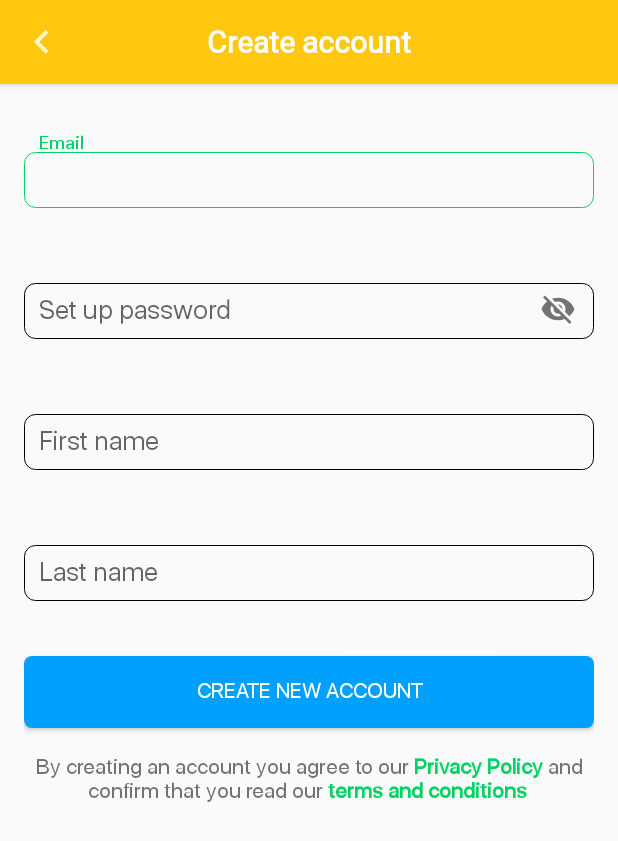
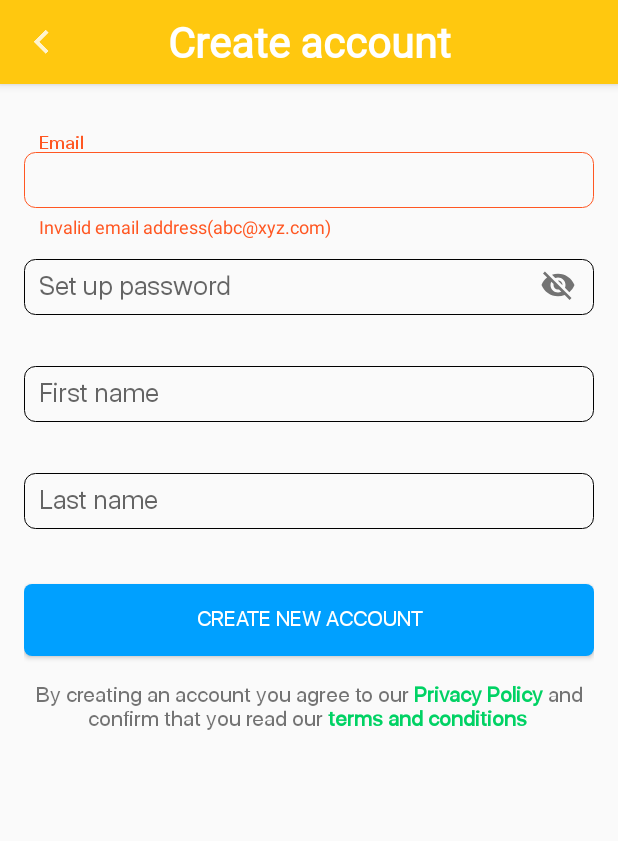
Before and after one commit to Abhijit-Scale-Up-Vision/EPoints_Android, an Android app: the SignUpActivity screen opened directly, with no data from a screen before it, after a tap on an icon or button, on a phone screen of 412 x 824 dp. Shown: the top 841 px of the screen. Run offline under Robolectric (Android 15) with nearby library versions, the phone set to English and light mode, and no system bars; our stand-ins replace ButterKnife, Dagger/Hilt's generated code; libraries missing offline, so code that uses them is left out: com.google.firebase.crash; 1 statement that could not run was skipped.

Commit message:
Final Commit Sprint 1(Demo1).

```diff
--- a/app/src/main/java/com/scaleup/epoints/login/signup/SignUpActivity.java
+++ b/app/src/main/java/com/scaleup/epoints/login/signup/SignUpActivity.java
@@ -1,12 +1,17 @@
 package com.scaleup.epoints.login.signup;
 
 import android.content.Intent;
+import android.graphics.Color;
+import android.graphics.drawable.ColorDrawable;
 import android.os.Build;
 import android.os.Bundle;
 import android.support.design.widget.TextInputLayout;
+import android.support.v7.app.AlertDialog;
 import android.support.v7.app.AppCompatActivity;
 import android.support.v7.widget.Toolbar;
+import android.text.Editable;
 import android.text.Html;
+import android.text.TextWatcher;
 import android.util.Patterns;
 import android.view.View;
 import android.view.animation.Animation;
@@ -32,11 +37,12 @@ import javax.inject.Inject;
 
 import butterknife.BindView;
 import butterknife.ButterKnife;
+import butterknife.OnTextChanged;
 import retrofit2.Call;
 import retrofit2.Callback;
 import retrofit2.Response;
 
-public class SignUpActivity extends AppCompatActivity implements SignUpActivityMVP.View {
+public class SignUpActivity extends AppCompatActivity implements SignUpActivityMVP.View, TextWatcher, View.OnFocusChangeListener {
 
     @Inject
     SignUpActivityMVP.Presenter presenter;
@@ -104,6 +110,15 @@ public class SignUpActivity extends AppCompatActivity implements SignUpActivityM
 
             }
         });
+
+        email.addTextChangedListener(this);
+        password.addTextChangedListener(this);
+        firstName.addTextChangedListener(this);
+        lastName.addTextChangedListener(this);
+        email.setOnFocusChangeListener(this);
+        password.setOnFocusChangeListener(this);
+        firstName.setOnFocusChangeListener(this);
+        lastName.setOnFocusChangeListener(this);
 
     }
 
@@ -239,7 +254,8 @@ public class SignUpActivity extends AppCompatActivity implements SignUpActivityM
                     checkOutEmail();}
 
                 else if(response.code()==400){
-                    Toast.makeText(SignUpActivity.this, "User already registered.", Toast.LENGTH_SHORT).show();
+                   // Toast.makeText(SignUpActivity.this, "User already registered.", Toast.LENGTH_SHORT).show();
+                    createDialog();
                 }
             }
 
@@ -280,7 +296,81 @@ public class SignUpActivity extends AppCompatActivity implements SignUpActivityM
     }
 
     @Override
+    public void createDialog() {
+        AlertDialog.Builder alertDialogBuilder = new AlertDialog.Builder(SignUpActivity.this);
+
+        View child = getLayoutInflater().inflate(R.layout.dialog_box, null);
+        alertDialogBuilder.setView(child);
+
+        AlertDialog alertDialog = alertDialogBuilder.create();
+        alertDialog.getWindow().setBackgroundDrawable(new ColorDrawable(Color.TRANSPARENT));
+
+        alertDialog.show();
+
+    }
+
+    @Override
     public void onBackPressed() {
         super.onBackPressed();
     }
+
+    @Override
+    public void beforeTextChanged(CharSequence s, int start, int count, int after) {
+
+    }
+
+    @Override
+    public void onTextChanged(CharSequence s, int start, int before, int count) {
+        boolean valid = true;
+        Pattern pattern;
+        String PASSWORD_PATTERN  = "^(?=.*[0-9])(?=.*[a-z])(?=.*[A-Z])(?=.*[@#$%^&+=])(?=\\S+$).{8,15}$";
+        pattern = Pattern.compile(PASSWORD_PATTERN);
+
+        if (email.hasFocus()&&(getEmail().isEmpty() || !Patterns.EMAIL_ADDRESS.matcher(getEmail()).matches())) {
+            //email.setError("Please enter valid email address");
+            tilEmail.setError(getString(R.string.text_email_error));
+            valid = false;
+
+        }else if(email.hasFocus() && valid){tilEmail.setError(null);
+        signUpUser();}
+       /*   (?=.*[0-9]) a digit must occur at least once
+            (?=.*[a-z]) a lower case letter must occur at least once
+            (?=.*[A-Z]) an upper case letter must occur at least once
+            (?=.*[@#$%^&+=]) a special character must occur at least once
+            (?=\\S+$) no whitespace allowed in the entire string
+            .{8,} at least 8 characters*/
+
+        if (password.hasFocus() && (getPassword().isEmpty() || !pattern.matcher(getPassword()).matches())) {
+            //password.setError("Please enter valid password");
+            tilPassword.setError(getString(R.string.text_password_error));
+            valid = false;
+        }else if(password.hasFocus() && valid){
+            tilPassword.setError(null);
+        }
+        if (firstName.hasFocus()&&(getFirstName().isEmpty())) {
+            //firstName.setError("Please enter firstname");
+            tilFirstName.setError(getString(R.string.text_firstName_error));
+            valid = false;
+        }else if(firstName.hasFocus() && valid){
+            tilFirstName.setError(null);
+        }
+        if (lastName.hasFocus() && (getLastName().isEmpty())) {
+            //lastName.setError("Please enter lastname");
+            tilLastName.setError(getString(R.string.text_lastName_error));
+            valid = false;
+        }else if(lastName.hasFocus() && valid){
+            tilLastName.setError(null);
+        }
+
+    }
+
+    @Override
+    public void afterTextChanged(Editable s) {
+
+    }
+
+    @Override
+    public void onFocusChange(View v, boolean hasFocus) {
+
+    }
 }
--- a/app/src/main/java/com/scaleup/epoints/login/signup/SignUpActivityMVP.java
+++ b/app/src/main/java/com/scaleup/epoints/login/signup/SignUpActivityMVP.java
@@ -37,6 +37,8 @@ public interface SignUpActivityMVP {
         void slideUp();
 
         void clearText();
+
+        void createDialog();
     }
 
     interface Presenter {
--- a/app/src/main/java/com/scaleup/epoints/login/signup/SignUpActivityPresenter.java
+++ b/app/src/main/java/com/scaleup/epoints/login/signup/SignUpActivityPresenter.java
@@ -73,6 +73,5 @@ public class SignUpActivityPresenter implements SignUpActivityMVP.Presenter {
 
             }
         }
-
     }
 }
--- a/app/src/main/java/com/scaleup/epoints/thankyou/ThankYouActivity.java
+++ b/app/src/main/java/com/scaleup/epoints/thankyou/ThankYouActivity.java
@@ -31,7 +31,7 @@ public class ThankYouActivity extends AppCompatActivity implements ThankYouActiv
     @Inject
     SignUpActivityMVP.Presenter presenter_signUp;
 
-    @BindView(R.id.textView_emailView)
+    @BindView(R.id.textView_email)
     TextView textViewEmail;
     @BindView(R.id.button_check_email)
     Button buttonCheckEmail;
--- a/app/src/main/res/layout/activity_sign_up.xml
+++ b/app/src/main/res/layout/activity_sign_up.xml
@@ -16,7 +16,7 @@ tools:context=".login.signup.SignUpActivity">
     <LinearLayout
         android:id="@+id/linearLayout_signUp"
         android:layout_width="match_parent"
-        android:layout_height="match_parent"
+        android:layout_height="wrap_content"
         app:layout_behavior="@string/appbar_scrolling_view_behavior"
         android:orientation="vertical">
 
--- a/app/src/main/res/layout/activity_thank_you.xml
+++ b/app/src/main/res/layout/activity_thank_you.xml
@@ -10,7 +10,7 @@
         android:layout_height="match_parent"
         android:theme="@style/AppTheme_Custom"
         android:fitsSystemWindows="true"
-        android:background="@drawable/thankyou">
+        android:background="@drawable/img_thankyou">
         <include layout="@layout/toolbar_transparent"/>
         <include layout="@layout/content_thank_you"/>
     </android.support.design.widget.AppBarLayout>
--- a/app/src/main/res/layout/content_sign_up.xml
+++ b/app/src/main/res/layout/content_sign_up.xml
@@ -25,8 +25,6 @@
                 android:layout_height="@dimen/layout_height"
                 android:ems="10"
                 android:inputType="textEmailAddress"
-                tools:layout_editor_absoluteX="24dp"
-                tools:layout_editor_absoluteY="36dp"
                 android:background="@drawable/rounded_edittext"
                 android:singleLine="true"
                 android:fontFamily="@font/system_san_francisco_display_regular"
@@ -45,7 +43,7 @@
                     app:errorEnabled="true"
                     android:hint="@string/text_password"
                     app:counterTextAppearance="@style/AppTheme_Custom"
-                    android:layout_marginTop="@dimen/layout_margin">
+                    >
                 <EditText
                     android:gravity="center_vertical"
                     android:id="@+id/editText_password"
@@ -53,11 +51,9 @@
                     android:layout_height="@dimen/layout_height"
                     android:ems="10"
                     android:inputType="textPassword"
-                    tools:layout_editor_absoluteX="24dp"
-                    tools:layout_editor_absoluteY="36dp"
+
                     android:paddingLeft="@dimen/hint_padding"
                     android:singleLine="true"
-                    android:layout_weight="0.2"
                     android:fontFamily="@font/system_san_francisco_display_regular"
                     android:background="@drawable/rounded_edittext"
                     android:backgroundTint="@color/color"/>
@@ -69,20 +65,19 @@
                 android:layout_width="match_parent"
                 android:layout_height="wrap_content"
                 app:errorEnabled="true"
-                android:hint="@string/text_firstName"
-                android:layout_marginTop="@dimen/layout_margin">
+                android:hint="@string/text_firstName">
+
             <EditText
                 android:id="@+id/editText_firstName"
                 android:layout_width="match_parent"
                 android:layout_height="@dimen/layout_height"
                 android:inputType="textPersonName"
-                tools:layout_editor_absoluteX="24dp"
-                tools:layout_editor_absoluteY="36dp"
-                android:ems="10"
+
                 android:background="@drawable/rounded_edittext"
-                android:layout_weight="0.2"
+
                 android:fontFamily="@font/system_san_francisco_display_regular"
                 android:singleLine="true"
+                android:maxLength="50"
                 android:backgroundTint="@color/color"
                 android:paddingLeft="@dimen/hint_padding"/>
 
@@ -94,18 +89,16 @@
                 android:layout_height="wrap_content"
                 app:errorEnabled="true"
                 android:hint="@string/text_lastName"
-                android:layout_marginTop="@dimen/layout_margin"
                 >
             <EditText
                 android:id="@+id/editText_lastName"
                 android:layout_width="match_parent"
                 android:layout_height="@dimen/layout_height"
                 android:inputType="textPersonName"
-                tools:layout_editor_absoluteX="24dp"
-                tools:layout_editor_absoluteY="36dp"
-                android:ems="10"
+
+
+                android:maxLength="50"
                 android:background="@drawable/rounded_edittext"
-                android:layout_weight="0.2"
                 android:singleLine="true"
                 android:fontFamily="@font/system_san_francisco_display_regular"
                 android:backgroundTint="@color/color"
--- a/app/src/main/res/layout/toolbar.xml
+++ b/app/src/main/res/layout/toolbar.xml
@@ -19,7 +19,7 @@
             style="@style/TextAppearance.AppCompat.Widget.ActionBar.Title"
             android:layout_gravity="center"
             android:textStyle="bold"
-            android:textSize="@dimen/textsize"
+            android:textSize="@dimen/textsize_MM"
             android:fontFamily="@font/good_karma_demo"
             android:textColor="@color/colorwhite"/>
     </android.support.v7.widget.Toolbar>
--- a/app/src/main/res/values/dimens.xml
+++ b/app/src/main/res/values/dimens.xml
@@ -1,5 +1,6 @@
 <?xml version="1.0" encoding="utf-8"?>
 <resources>
+    <dimen name="layout_height_Micro">0.1dp</dimen>
     <dimen name="layout_height">40dp</dimen>
     <dimen name="layout_height_L">50dp</dimen>
     <dimen name="layout_weight">40dp</dimen>
@@ -13,6 +14,7 @@
     <dimen name="textsizeS">17sp</dimen>
     <dimen name="textsize">20sp</dimen>
     <dimen name="textsize_M">22sp</dimen>
+    <dimen name="textsize_MM">28sp</dimen>
     <dimen name="textsize_L">30sp</dimen>
     <dimen name="textsize_XL">40sp</dimen>
     <dimen name="textsize_S">15sp</dimen>
--- a/app/src/main/res/values/strings.xml
+++ b/app/src/main/res/values/strings.xml
@@ -33,8 +33,10 @@
     <string name="title_activity_thank_you">ThankYouActivity</string>
     <string name="title_activity_landing">LandingActivity</string>
     <string name="text_signIn">Sign in</string>
-    <string name="text_email_error">Please enter valid email address</string>
-    <string name="text_password_error">Please enter valid password</string>
+    <string name="text_email_error">Invalid email address(abc@xyz.com)</string>
+    <string name="text_password_error">Invalid password(Abc@$#123,Min=8,Max=15)</string>
     <string name="text_firstName_error">Please enter firstname</string>
     <string name="text_lastName_error">Please enter lastname</string>
+    <string name="text_cancel">Cancel</string>
+    <string name="text_usedEmail">Email is already in use</string>
 </resources>
```
Also changed, not shown: app/src/main/res/drawable/dialog_background.xml (added, +12 -0 lines), app/src/main/res/layout/content_thank_you.xml (+5 -3 lines), app/src/main/res/layout/dialog_box.xml (added, +39 -0 lines), app/src/main/res/drawable/img_thankyou.png (added), app/src/main/res/drawable/spark.png, app/src/main/res/drawable/thankyou.png (deleted).
